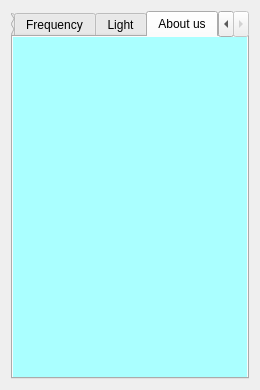
Before: the Qt Designer form Project/Frequencestein/mainwindow.ui in VladIIslaV/Equalizer, drawn with Qt 5.
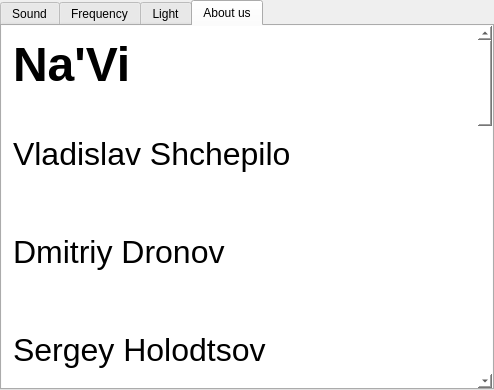
After: the same form once the commit is applied. The open tabs and pages were chosen to show the change. Custom widgets are drawn as their Qt base class.

Commit message: Delete graphs margins. Sound amplitude pen width changed. About us page updated.

```diff
--- a/Project/Frequencestein/mainwindow.ui
+++ b/Project/Frequencestein/mainwindow.ui
@@ -36,7 +36,22 @@
     <string notr="true"/>
    </property>
    <layout class="QGridLayout" name="gridLayout_2">
-    <item row="0" column="0">
+    <property name="leftMargin">
+     <number>0</number>
+    </property>
+    <property name="topMargin">
+     <number>0</number>
+    </property>
+    <property name="rightMargin">
+     <number>0</number>
+    </property>
+    <property name="bottomMargin">
+     <number>0</number>
+    </property>
+    <property name="spacing">
+     <number>-1</number>
+    </property>
+    <item row="1" column="0">
      <widget class="QTabWidget" name="tabWidget">
       <property name="sizePolicy">
        <sizepolicy hsizetype="Preferred" vsizetype="Expanding">
@@ -185,12 +200,102 @@
       </widget>
       <widget class="QWidget" name="infoPage">
        <property name="styleSheet">
-        <string notr="true">background-color: rgb(170, 255, 255);
+        <string notr="true">background-color: rgb(255, 255, 255);
 </string>
        </property>
        <attribute name="title">
         <string>About us</string>
        </attribute>
+       <layout class="QVBoxLayout" name="verticalLayout">
+        <property name="leftMargin">
+         <number>0</number>
+        </property>
+        <property name="topMargin">
+         <number>0</number>
+        </property>
+        <property name="rightMargin">
+         <number>0</number>
+        </property>
+        <property name="bottomMargin">
+         <number>0</number>
+        </property>
+        <item>
+         <widget class="QScrollArea" name="scrollArea">
+          <property name="layoutDirection">
+           <enum>Qt::LeftToRight</enum>
+          </property>
+          <property name="frameShape">
+           <enum>QFrame::NoFrame</enum>
+          </property>
+          <property name="frameShadow">
+           <enum>QFrame::Sunken</enum>
+          </property>
+          <property name="verticalScrollBarPolicy">
+           <enum>Qt::ScrollBarAsNeeded</enum>
+          </property>
+          <property name="horizontalScrollBarPolicy">
+           <enum>Qt::ScrollBarAlwaysOff</enum>
+          </property>
+          <property name="sizeAdjustPolicy">
+           <enum>QAbstractScrollArea::AdjustIgnored</enum>
+          </property>
+          <property name="widgetResizable">
+           <bool>true</bool>
+          </property>
+          <widget class="QWidget" name="scrollAreaWidgetContents">
+           <property name="geometry">
+            <rect>
+             <x>0</x>
+             <y>-349</y>
+             <width>239</width>
+             <height>1522</height>
+            </rect>
+           </property>
+           <property name="sizePolicy">
+            <sizepolicy hsizetype="Preferred" vsizetype="Preferred">
+             <horstretch>0</horstretch>
+             <verstretch>0</verstretch>
+            </sizepolicy>
+           </property>
+           <property name="styleSheet">
+            <string notr="true"/>
+           </property>
+           <layout class="QVBoxLayout" name="verticalLayout_2">
+            <item>
+             <widget class="QLabel" name="label">
+              <property name="text">
+               <string>&lt;!DOCTYPE HTML PUBLIC &quot;-//W3C//DTD HTML 4.0//EN&quot; &quot;http://www.w3.org/TR/REC-html40/strict.dtd&quot;&gt;
+&lt;html&gt;&lt;head&gt;&lt;meta name=&quot;qrichtext&quot; content=&quot;1&quot; /&gt;&lt;style type=&quot;text/css&quot;&gt;
+p, li { white-space: pre-wrap; }
+&lt;/style&gt;&lt;/head&gt;&lt;body style=&quot; font-family:'.SF NS Text'; font-size:13pt; font-weight:400; font-style:normal;&quot;&gt;
+&lt;p style=&quot; margin-top:12px; margin-bottom:12px; margin-left:0px; margin-right:0px; -qt-block-indent:0; text-indent:0px;&quot;&gt;&lt;span style=&quot; font-size:36pt; font-weight:600;&quot;&gt;Na'Vi&lt;/span&gt;&lt;/p&gt;
+&lt;p style=&quot;-qt-paragraph-type:empty; margin-top:12px; margin-bottom:12px; margin-left:0px; margin-right:0px; -qt-block-indent:0; text-indent:0px;&quot;&gt;&lt;br /&gt;&lt;/p&gt;
+&lt;p style=&quot; margin-top:12px; margin-bottom:12px; margin-left:0px; margin-right:0px; -qt-block-indent:0; text-indent:0px;&quot;&gt;&lt;span style=&quot; font-size:24pt;&quot;&gt;Vladislav Shchepilo&lt;/span&gt;&lt;/p&gt;
+&lt;p style=&quot;-qt-paragraph-type:empty; margin-top:12px; margin-bottom:12px; margin-left:0px; margin-right:0px; -qt-block-indent:0; text-indent:0px; font-size:24pt;&quot;&gt;&lt;br /&gt;&lt;/p&gt;
+&lt;p style=&quot; margin-top:12px; margin-bottom:12px; margin-left:0px; margin-right:0px; -qt-block-indent:0; text-indent:0px;&quot;&gt;&lt;span style=&quot; font-size:24pt;&quot;&gt;Dmitriy Dronov&lt;/span&gt;&lt;/p&gt;
+&lt;p style=&quot;-qt-paragraph-type:empty; margin-top:12px; margin-bottom:12px; margin-left:0px; margin-right:0px; -qt-block-indent:0; text-indent:0px; font-size:24pt;&quot;&gt;&lt;br /&gt;&lt;/p&gt;
+&lt;p style=&quot; margin-top:12px; margin-bottom:12px; margin-left:0px; margin-right:0px; -qt-block-indent:0; text-indent:0px;&quot;&gt;&lt;span style=&quot; font-size:24pt;&quot;&gt;Sergey Holodtsov&lt;/span&gt;&lt;/p&gt;
+&lt;p style=&quot;-qt-paragraph-type:empty; margin-top:12px; margin-bottom:12px; margin-left:0px; margin-right:0px; -qt-block-indent:0; text-indent:0px; font-size:24pt;&quot;&gt;&lt;br /&gt;&lt;/p&gt;
+&lt;p style=&quot; margin-top:12px; margin-bottom:12px; margin-left:0px; margin-right:0px; -qt-block-indent:0; text-indent:0px;&quot;&gt;&lt;span style=&quot; font-size:24pt;&quot;&gt;Nikita Kogemyako&lt;/span&gt;&lt;/p&gt;
+&lt;p style=&quot;-qt-paragraph-type:empty; margin-top:12px; margin-bottom:12px; margin-left:0px; margin-right:0px; -qt-block-indent:0; text-indent:0px; font-size:24pt;&quot;&gt;&lt;br /&gt;&lt;/p&gt;
+&lt;p style=&quot; margin-top:12px; margin-bottom:12px; margin-left:0px; margin-right:0px; -qt-block-indent:0; text-indent:0px;&quot;&gt;&lt;span style=&quot; font-size:24pt;&quot;&gt;Eugene Makarovich&lt;/span&gt;&lt;/p&gt;
+&lt;p style=&quot;-qt-paragraph-type:empty; margin-top:12px; margin-bottom:12px; margin-left:0px; margin-right:0px; -qt-block-indent:0; text-indent:0px; font-size:24pt;&quot;&gt;&lt;br /&gt;&lt;/p&gt;
+&lt;p style=&quot; margin-top:12px; margin-bottom:12px; margin-left:0px; margin-right:0px; -qt-block-indent:0; text-indent:0px;&quot;&gt;&lt;span style=&quot; font-size:24pt;&quot;&gt;Have you ever dream to see the audio waves of noisy street? Would you like to measure birds sign frequency? &lt;/span&gt;&lt;/p&gt;
+&lt;p style=&quot;-qt-paragraph-type:empty; margin-top:12px; margin-bottom:12px; margin-left:0px; margin-right:0px; -qt-block-indent:0; text-indent:0px; font-size:24pt;&quot;&gt;&lt;br /&gt;&lt;/p&gt;
+&lt;p style=&quot; margin-top:12px; margin-bottom:12px; margin-left:0px; margin-right:0px; -qt-block-indent:0; text-indent:0px;&quot;&gt;&lt;span style=&quot; font-size:24pt;&quot;&gt;Now you can measure audio amplitude, sound frequency and light intensity everywhere with your smartphone. The Frequencestein is powerful tool for adventures and explorers. Investigate nature and physics of sound and light around us.&lt;/span&gt;&lt;/p&gt;
+&lt;p style=&quot;-qt-paragraph-type:empty; margin-top:12px; margin-bottom:12px; margin-left:0px; margin-right:0px; -qt-block-indent:0; text-indent:0px; font-size:24pt;&quot;&gt;&lt;br /&gt;&lt;/p&gt;
+&lt;p style=&quot; margin-top:12px; margin-bottom:12px; margin-left:0px; margin-right:0px; -qt-block-indent:0; text-indent:0px;&quot;&gt;&lt;span style=&quot; font-size:24pt;&quot;&gt;Choose one of the tab you want measure: Sound Amplitude, Frequency or Light Intensity. Press the START button to measure and stop to finish measure.&lt;/span&gt;&lt;/p&gt;&lt;/body&gt;&lt;/html&gt;</string>
+              </property>
+              <property name="wordWrap">
+               <bool>true</bool>
+              </property>
+             </widget>
+            </item>
+           </layout>
+          </widget>
+         </widget>
+        </item>
+       </layout>
       </widget>
      </widget>
     </item>
```
Left out of the diff: 36 changed lines with no effect on the pictures. The commit also changes 10 other files.
